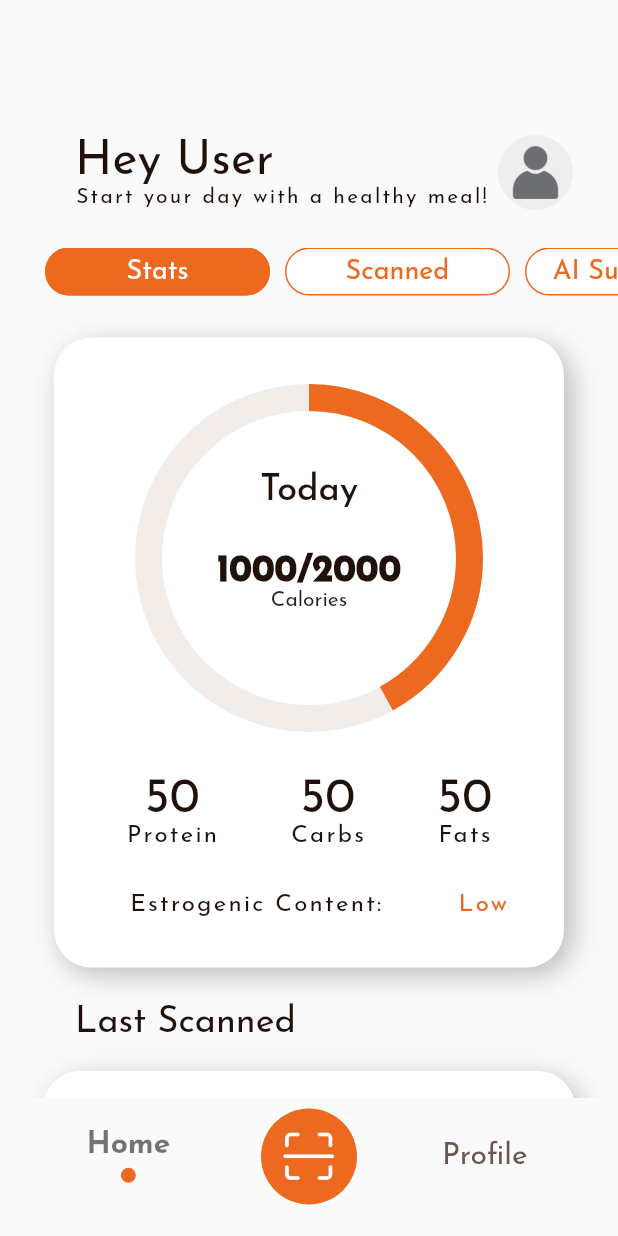
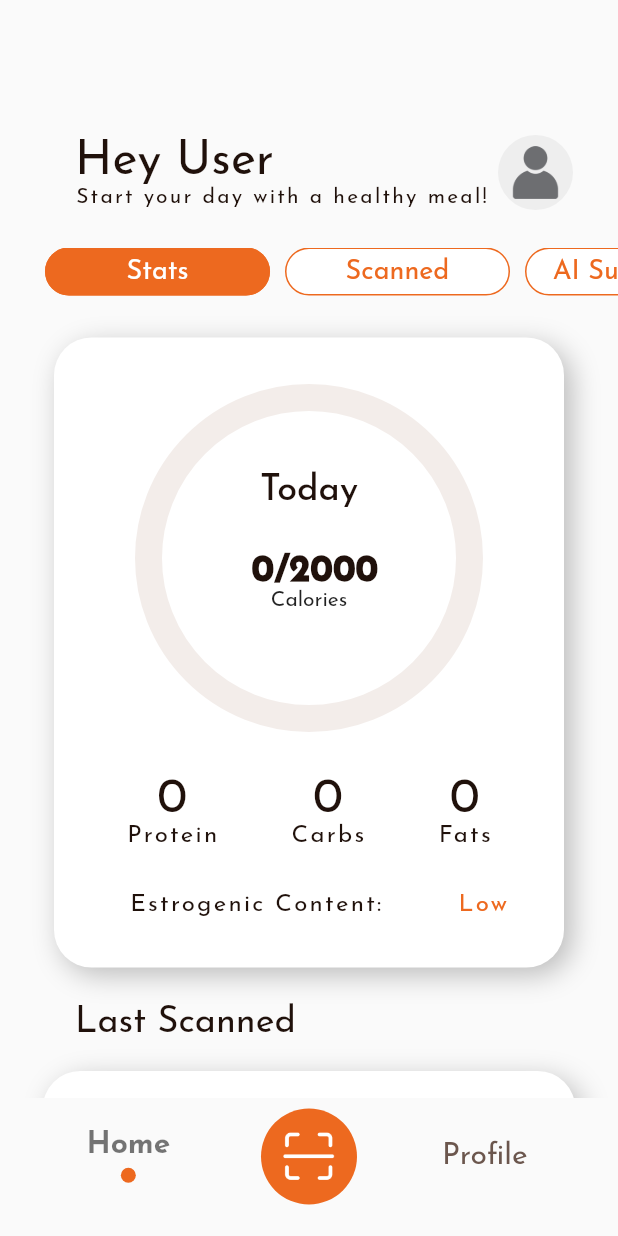
Before and after one commit to Shreyansh-Gangwar/app_web_v1, a Flutter app: the screen it shows after launch, on a phone screen of 412 x 824 dp. Run offline on Flutter 3.47's test engine with Material 3 defaults, Android fonts, the phone set to English and light mode, and no system bars; our stand-ins replace cloud_firestore, firebase_auth, firebase_core, flutter_spinkit, google_fonts, google_sign_in and 1 more; missing offline and left inert: dart:ffi; accounts and stored records are empty.

Commit message:
[BACKEND] Enhance Firestore integration; add daily data handling and real-time updates for user and daily calorie data

```diff
--- a/lib/pages/home_page.dart
+++ b/lib/pages/home_page.dart
@@ -1,4 +1,7 @@
+import 'dart:ffi';
+
 import 'package:app_web_v1/pages/splash_screen.dart';
+import 'package:app_web_v1/services/firestore.dart';
 import 'package:app_web_v1/utilities/colors.dart';
 import 'package:app_web_v1/utilities/routes.dart';
 import 'package:app_web_v1/widgets/button.dart';
@@ -7,6 +10,7 @@ import 'package:app_web_v1/widgets/navbar.dart';
 import 'package:app_web_v1/widgets/snackbar.dart';
 import 'package:flutter/material.dart';
 import 'package:flutter/services.dart';
+import 'package:provider/provider.dart';
 
 enum PageType { stats, scanned, aiSuggestion }
 
@@ -20,8 +24,16 @@ class HomePage extends StatefulWidget {
 class _HomePageState extends State<HomePage> {
   PageType currentPage = PageType.stats;
   bool isLoggedIn = SplashScreen.isLoggedIn;
-  Map<String, dynamic>? userData = SplashScreen.userData;
+  Map<String, dynamic>? userData;
+  Map<String, dynamic>? dailyData;
   bool isCopied = false;
+
+  @override
+  void didChangeDependencies() {
+    super.didChangeDependencies();
+    userData = Provider.of<Firestore>(context).userData;
+    dailyData = Provider.of<Firestore>(context).dailyData;
+  }
 
   @override
   Widget build(BuildContext context) {
@@ -143,7 +155,10 @@ class _HomePageState extends State<HomePage> {
                           strokeWidth: 18,
                           backgroundColor: const Color(0xfff3edea),
                           valueColor: AlwaysStoppedAnimation(AppColor.brand500),
-                          value: 0.42,
+                          value:
+                              ((dailyData?['caloriesConsumed'] ?? 0)
+                                  .toDouble()) /
+                              ((userData?['dailyCalories'] ?? 2000).toDouble()),
                         ),
                       ),
                     ),
@@ -164,7 +179,7 @@ class _HomePageState extends State<HomePage> {
                     ),
                     const SizedBox(height: 30),
                     Text(
-                      '1000/${userData?['dailyCalories'] ?? '2000'}',
+                      '${dailyData?['caloriesConsumed'] ?? ' 0'}/${userData?['dailyCalories'] ?? '2000'}',
                       style: Theme.of(context).textTheme.titleLarge!.copyWith(
                         fontSize: 24,
                         fontWeight: FontWeight.w900,
@@ -191,9 +206,21 @@ class _HomePageState extends State<HomePage> {
     return Row(
       mainAxisAlignment: MainAxisAlignment.spaceEvenly,
       children: [
-        _buildNutrientColumn(context, '50', 'Protein'),
-        _buildNutrientColumn(context, '50', 'Carbs'),
-        _buildNutrientColumn(context, '50', 'Fats'),
+        _buildNutrientColumn(
+          context,
+          dailyData?['protien'].toString() ?? '0',
+          'Protein',
+        ),
+        _buildNutrientColumn(
+          context,
+          dailyData?['carbs'].toString() ?? '0',
+          'Carbs',
+        ),
+        _buildNutrientColumn(
+          context,
+          dailyData?['fat'].toString() ?? '0',
+          'Fats',
+        ),
       ],
     );
   }
```
Also changed, not shown: lib/pages/splash_screen.dart (+8 -4 lines), lib/services/firestore.dart (+70 -0 lines).
